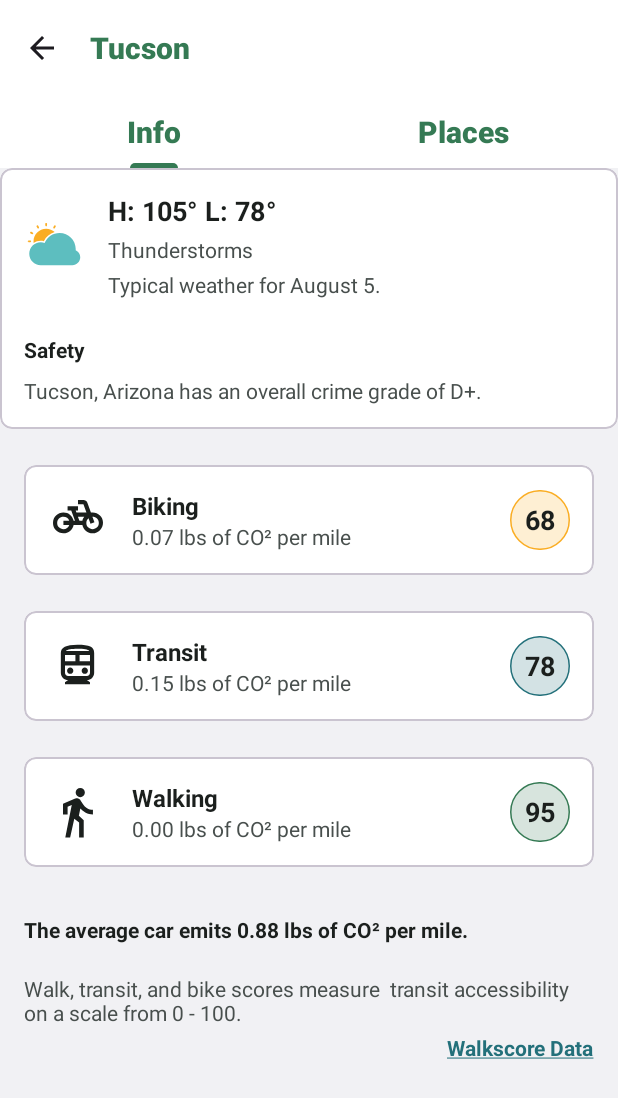
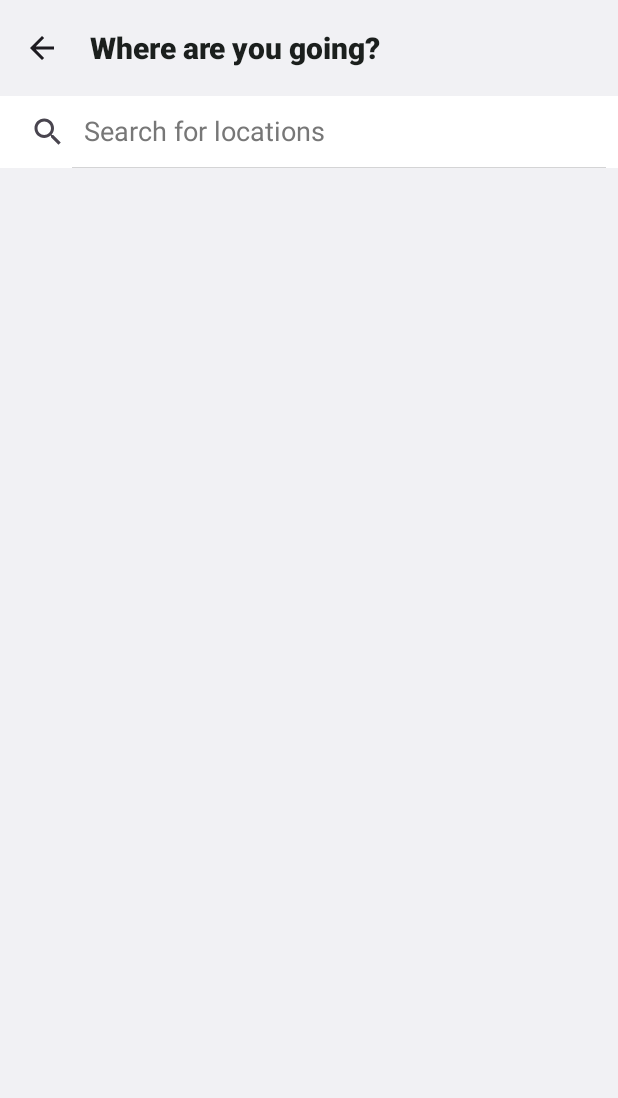
Before and after one commit to kayhurley/trek_traveler, an Android app built with Jetpack Compose: the screen it shows after launch (CityActivity before the commit, locationSearch after it), after a tap on "Location", on a phone screen of 412 x 824 dp. Shown: the top 1098 px of the screen. Run offline under Robolectric (Android 15) with nearby library versions, the phone set to English and light mode, and no system bars.

Commit message:
location search. in the future, we should be able to add onto the number of places if we want. still need to do back arrow functionality

```diff
--- a/app/src/main/AndroidManifest.xml
+++ b/app/src/main/AndroidManifest.xml
@@ -32,6 +32,12 @@
             android:name=".CityActivity"
             android:theme="@style/Theme.TrekTraveler">
         </activity>
+        <activity
+            android:name=".locationSearch"
+            android:theme="@style/Theme.TrekTraveler">
+
+        </activity>
+
     </application>
 
 </manifest>
--- a/app/src/main/java/edu/arizona/ISTA498/trektraveler/locationSearch.kt
+++ b/app/src/main/java/edu/arizona/ISTA498/trektraveler/locationSearch.kt
@@ -1,20 +1,83 @@
 package edu.arizona.ISTA498.trektraveler
 
 import android.os.Bundle
-import androidx.activity.enableEdgeToEdge
+import android.widget.ArrayAdapter
+import android.widget.EditText
+import android.widget.ListView
+import android.widget.SearchView
 import androidx.appcompat.app.AppCompatActivity
-import androidx.core.view.ViewCompat
-import androidx.core.view.WindowInsetsCompat
+import androidx.appcompat.widget.Toolbar
+import android.widget.TextView
+import androidx.core.content.ContextCompat
 
 class locationSearch : AppCompatActivity() {
+
+    companion object {
+        var selectedLocation: String? = null // Static variable to hold the selected location
+    }
+
+    private lateinit var searchView: SearchView
+    private lateinit var listView: ListView
+    private lateinit var adapter: ArrayAdapter<String>
+
+    // Predefined list of locations
+    private val locations = listOf("Tucson, AZ")
+
     override fun onCreate(savedInstanceState: Bundle?) {
         super.onCreate(savedInstanceState)
-        enableEdgeToEdge()
         setContentView(R.layout.activity_location_search)
-        ViewCompat.setOnApplyWindowInsetsListener(findViewById(R.id.main)) { v, insets ->
-            val systemBars = insets.getInsets(WindowInsetsCompat.Type.systemBars())
-            v.setPadding(systemBars.left, systemBars.top, systemBars.right, systemBars.bottom)
-            insets
+
+        // Setup toolbar
+        val toolbar: Toolbar = findViewById(R.id.toolbar)
+        setSupportActionBar(toolbar)
+        supportActionBar?.setDisplayHomeAsUpEnabled(true) // Show back button in toolbar
+
+        // Initialize the SearchView and ListView
+        searchView = findViewById(R.id.search)
+        listView = findViewById(R.id.list_view)
+
+
+        // Initialize the ArrayAdapter with an empty list
+        adapter = ArrayAdapter(this, R.layout.list_item, mutableListOf())
+        listView.adapter = adapter
+
+        // Set up a TextWatcher to filter the ListView based on user input
+        searchView.setOnQueryTextListener(object : SearchView.OnQueryTextListener {
+            override fun onQueryTextSubmit(query: String?): Boolean {
+                return false
+            }
+
+            override fun onQueryTextChange(newText: String?): Boolean {
+                // Clear previous results
+                adapter.clear()
+
+                // Filter the predefined locations based on user input
+                if (!newText.isNullOrEmpty()) {
+                    // Check for matches in the predefined list
+                    for (location in locations) {
+                        if (location.contains(newText, ignoreCase = true)) {
+                            adapter.add(location) // Add matching locations to the adapter
+                        }
+                    }
+                }
+
+                adapter.notifyDataSetChanged() // Notify adapter of changes
+                return true
+            }
+        })
+
+        // Handle item clicks in the ListView
+        listView.setOnItemClickListener { _, _, position, _ ->
+            val selected = adapter.getItem(position)
+            if (selected != null) {
+                onLocationSelected(selected) // Update the selected location
+            }
         }
     }
+
+    // Set selectedLocation when the user confirms their selection
+    private fun onLocationSelected(location: String) {
+        selectedLocation = location
+        finish() // Close the activity and return
+    }
 }
--- a/app/src/main/java/edu/arizona/ISTA498/trektraveler/search_main.kt
+++ b/app/src/main/java/edu/arizona/ISTA498/trektraveler/search_main.kt
@@ -3,15 +3,12 @@ package edu.arizona.ISTA498.trektraveler
 import android.content.Intent
 import android.os.Bundle
 import android.view.View
-import android.widget.Button // Import the Button class
+import android.widget.Button
+import android.widget.TextView // Import the TextView class
 import androidx.activity.enableEdgeToEdge
 import androidx.appcompat.app.AppCompatActivity
 import androidx.core.view.ViewCompat
 import androidx.core.view.WindowInsetsCompat
-import java.text.SimpleDateFormat
-import java.util.*
-import edu.arizona.ISTA498.trektraveler.CalenderActivity
-
 
 class SearchMain : AppCompatActivity() {
 
@@ -26,20 +23,25 @@ class SearchMain : AppCompatActivity() {
             v.setPadding(systemBars.left, systemBars.top, systemBars.right, systemBars.bottom)
             insets
         }
+    }
 
-    }
     override fun onResume() {
         super.onResume()
 
         // Get a reference to the button
         val dateSearchButton: Button = findViewById(R.id.dateSearch)
+        val locationButton: Button = findViewById(R.id.locationSearch) // Assume you have a button for the location search
 
         // Check if the selected date is not null and set the button text
         if (CalenderActivity.selectedDate != null) {
             dateSearchButton.text = CalenderActivity.selectedDate
         }
+
+        // Check if the selected location is not null and update the location button text
+        if (locationSearch.selectedLocation != null) {
+            locationButton.text = locationSearch.selectedLocation
+        }
     }
-
 
     fun goToCalendarView(view: View) {
         val intent = Intent(this, CalenderActivity::class.java)
@@ -47,7 +49,7 @@ class SearchMain : AppCompatActivity() {
     }
 
     fun goToLocationView(view: View) {
-        val intent = Intent(this, CityActivity::class.java)
+        val intent = Intent(this, locationSearch::class.java)
         startActivity(intent)
     }
 }
--- a/app/src/main/res/layout/activity_location_search.xml
+++ b/app/src/main/res/layout/activity_location_search.xml
@@ -1,51 +1,45 @@
 <?xml version="1.0" encoding="utf-8"?>
-<androidx.constraintlayout.widget.ConstraintLayout
+<LinearLayout
     xmlns:android="http://schemas.android.com/apk/res/android"
     xmlns:app="http://schemas.android.com/apk/res-auto"
     xmlns:tools="http://schemas.android.com/tools"
     android:id="@+id/main"
     android:layout_width="match_parent"
     android:layout_height="match_parent"
-    tools:context=".locationSearch">
+    android:orientation="vertical"
+    tools:context=".locationSearch"
+    android:background="@color/bkgSurface">
 
-    <RelativeLayout
-        android:id="@+id/relative_layout"
-        android:layout_width="0dp"
-        android:layout_height="wrap_content"
-        app:layout_constraintTop_toTopOf="parent"
-        app:layout_constraintBottom_toBottomOf="parent"
-        app:layout_constraintStart_toStartOf="parent"
-        app:layout_constraintEnd_toEndOf="parent">
     <com.google.android.material.appbar.MaterialToolbar
-            android:id="@+id/topAppBar"
+        android:id="@+id/toolbar"
         android:layout_width="match_parent"
         android:layout_height="wrap_content"
-            android:background="?attr/colorPrimary"
+        android:background="@color/bkgSurface"
         android:contentInsetStart="0dp"
         android:padding="0dp"
-            app:title=""
+        app:title="Where are you going?"
         app:titleCentered="false"
         app:navigationIcon="@drawable/back_arrow"
-            app:titleTextAppearance="@style/ToolbarTitleTextStyle"
-            app:layout_constraintTop_toTopOf="parent"
-            app:layout_constraintStart_toStartOf="parent"
-            app:layout_constraintEnd_toEndOf="parent" />
+        app:titleTextAppearance="@style/ToolbarTitleTextStyle" />
 
     <android.widget.SearchView
         android:id="@+id/search"
-            android:layout_below="@id/topAppBar"
         android:layout_width="match_parent"
         android:layout_height="wrap_content"
         android:clickable="true"
-            android:focusable="true"/>
+        android:iconifiedByDefault="false"
+        android:background="@color/bkgSection"
+        android:focusable="true"
+        android:queryHint="Search for locations"
+        app:theme="@style/SearchViewStyle"
+        />
+
 
     <ListView
         android:id="@+id/list_view"
         android:layout_width="match_parent"
         android:layout_height="wrap_content"
-            android:layout_below="@id/search"
-            android:background="@color/bkgSection" />
+        android:background="@color/bkgSection"
+        />
 
-    </RelativeLayout>
-
-</androidx.constraintlayout.widget.ConstraintLayout>
+</LinearLayout>
--- a/app/src/main/res/layout/activity_search_main.xml
+++ b/app/src/main/res/layout/activity_search_main.xml
@@ -79,8 +79,9 @@
             android:layout_gravity="end"
             android:layout_marginTop="16dp"
             android:layout_marginHorizontal="16dp"
-            android:backgroundTint="@color/Teal"
+            android:backgroundTint="#888888"
             android:text="Search"
+            android:clickable="false"
             android:textColor="@color/inverseText"/>
     </LinearLayout>
 </LinearLayout>
--- a/app/src/main/res/layout/info_screen.xml
+++ b/app/src/main/res/layout/info_screen.xml
@@ -159,14 +159,14 @@ android:layout_height="match_parent">
                 <TextView
                     android:layout_width="wrap_content"
                     android:layout_height="wrap_content"
-                    android:text="68"
+                    android:text="66"
                     android:textColor="@color/darkText"
                     android:textStyle="bold"
                     android:layout_gravity="center"
                     android:textSize="18sp"
                     android:gravity="center"
                     android:background="@drawable/monogram"
-                    android:backgroundTint="@color/accent2"/>
+                    android:backgroundTint="@color/Teal"/>
 
             </LinearLayout>
         </com.google.android.material.card.MaterialCardView>
@@ -224,14 +224,14 @@ android:layout_height="match_parent">
                 <TextView
                     android:layout_width="wrap_content"
                     android:layout_height="wrap_content"
-                    android:text="78"
+                    android:text="35"
                     android:textColor="@color/darkText"
                     android:textStyle="bold"
                     android:layout_gravity="center"
                     android:textSize="18sp"
                     android:gravity="center"
                     android:background="@drawable/monogram"
-                    android:backgroundTint="@color/Teal"/>
+                    android:backgroundTint="@color/accent2"/>
             </LinearLayout>
         </com.google.android.material.card.MaterialCardView>
 
@@ -288,14 +288,14 @@ android:layout_height="match_parent">
                 <TextView
                     android:layout_width="wrap_content"
                     android:layout_height="wrap_content"
-                    android:text="95"
+                    android:text="43"
                     android:textColor="@color/darkText"
                     android:textStyle="bold"
                     android:layout_gravity="center"
                     android:textSize="18sp"
                     android:gravity="center"
                     android:background="@drawable/monogram"
-                    android:backgroundTint="@color/Green"/>
+                    android:backgroundTint="@color/accent2"/>
             </LinearLayout>
         </com.google.android.material.card.MaterialCardView>
 
--- /dev/null
+++ b/app/src/main/res/layout/list_item.xml
@@ -0,0 +1,5 @@
+<TextView
+    xmlns:android="http://schemas.android.com/apk/res/android"
+    android:id="@+id/list_item"
+    style="@style/ListItemTextViewStyle"
+    android:text="Tucson, AZ" />
--- a/app/src/main/res/values/styles.xml
+++ b/app/src/main/res/values/styles.xml
@@ -1,8 +1,9 @@
 <?xml version="1.0" encoding="utf-8"?>
 <resources>
+
     <style name="ToolbarTitleTextStyle" parent="TextAppearance.Widget.AppCompat.Toolbar.Title">
         <item name="android:textStyle">bold</item> <!-- Make text bold -->
-        <item name="android:textColor">@color/Green</item> <!-- Set your desired text color -->
+        <item name="android:textColor">@color/darkText</item> <!-- Set your desired text color -->
     </style>
     <style name="WeekdayTextAppearance">
         <item name="android:textColor">@color/secondaryText</item>
@@ -18,4 +19,19 @@
         <item name="android:textColor">@color/darkText</item> <!-- Set your desired text color -->
         <item name="android:textSize">22sp</item>
     </style>
+    <style name="SearchViewStyle" parent="Widget.AppCompat.SearchView">
+        <item name="android:textColor">@color/white</item>
+        <item name="android:editTextColor">@color/darkText</item>
+        <item name="android:textColorHint">#777777</item>
+    </style>
+
+    <style name="ListItemTextViewStyle" parent="android:Widget.TextView">
+        <item name="android:layout_width">match_parent</item>
+        <item name="android:layout_height">wrap_content</item>
+        <item name="android:padding">16dp</item>
+        <item name="android:textSize">18sp</item>
+        <item name="android:background">@color/bkgSection</item>
+        <item name="android:textColor">@color/darkText</item> <!-- Set the text color -->
+    </style>
+
 </resources>
--- a/app/src/main/res/values/themes.xml
+++ b/app/src/main/res/values/themes.xml
@@ -4,6 +4,7 @@
     <style name="Theme.TrekTraveler" parent="Theme.Material3.DayNight.NoActionBar" >
         <item name="colorPrimary">#FFFFFF</item>
         <item name="colorPrimaryVariant">#000000</item>
-        <item name="colorOnPrimary">#BBBBBB</item>
+        <item name="colorOnPrimary">#000000</item>
+        <item name="searchViewStyle">@style/SearchViewStyle</item>
     </style>
 </resources>
```
Lines whose indentation alone changed are shown as unchanged.
